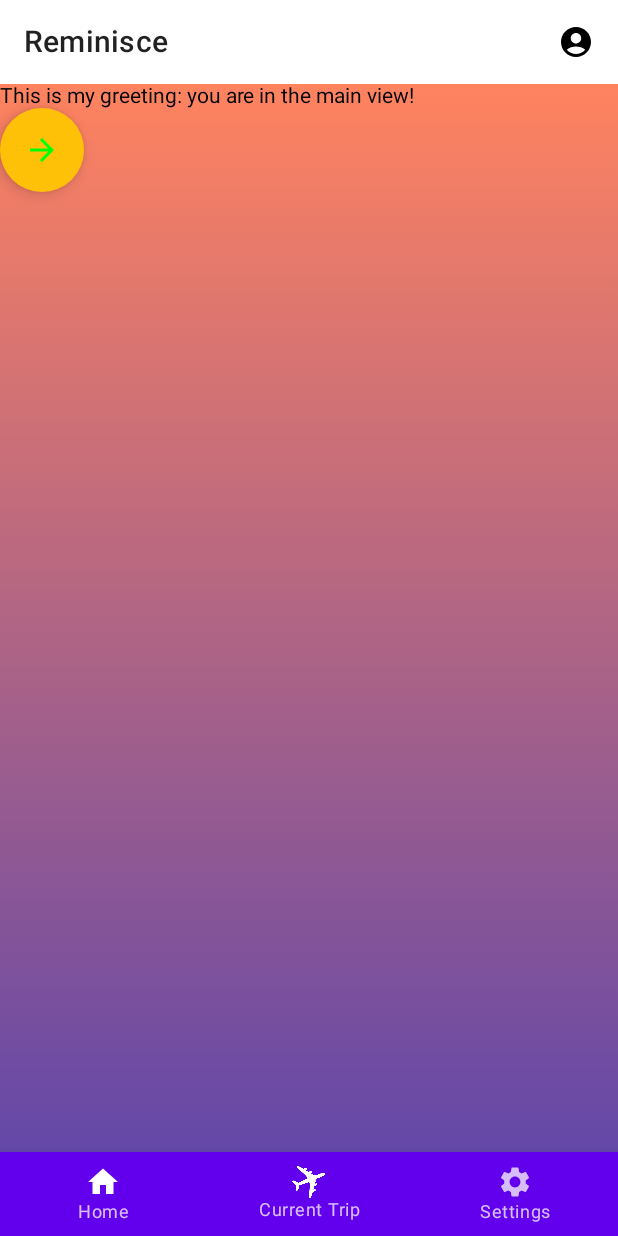
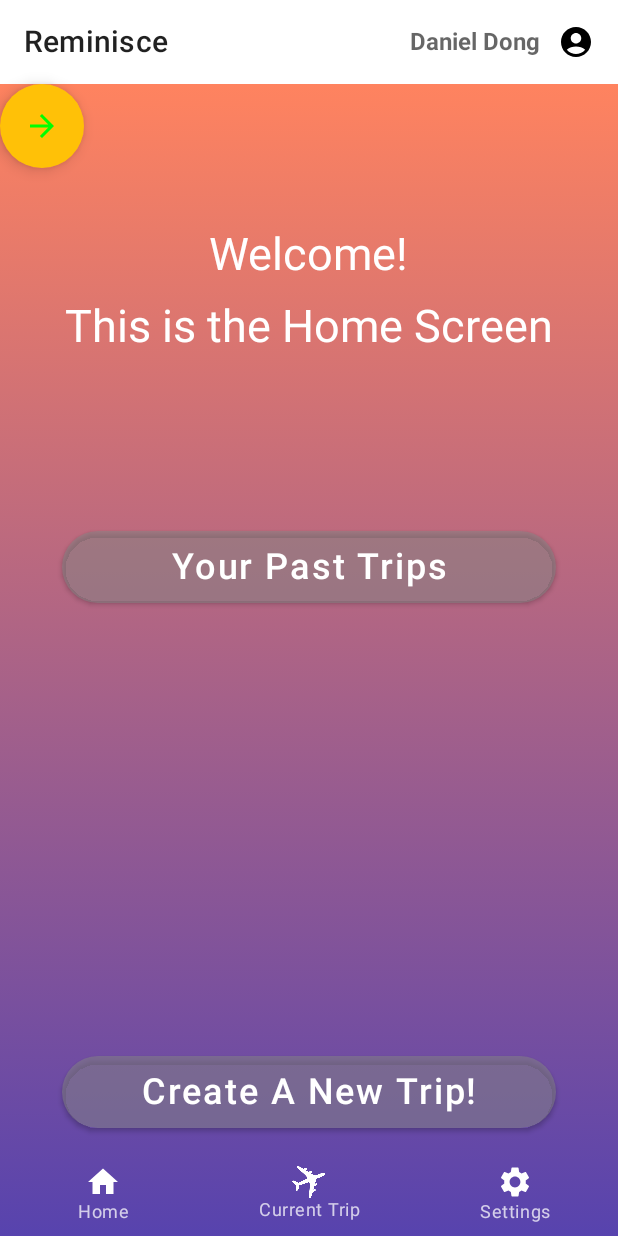
Before and after one commit to ddong19/northstar, an Android app built with Jetpack Compose: the screen it shows after launch (MainActivity), on a phone screen of 412 x 824 dp. Run offline under Robolectric (Android 15) with nearby library versions, the phone set to English and light mode, and no system bars.

Commit message:
Home Page and ScaffoldBack Mockup

```diff
--- a/app/src/main/java/edu/umich/aehill/reminiscetest/MainView.kt
+++ b/app/src/main/java/edu/umich/aehill/reminiscetest/MainView.kt
@@ -1,6 +1,7 @@
 package edu.umich.aehill.reminiscetest
 import android.annotation.SuppressLint
 import android.content.Context
+import androidx.compose.foundation.background
 import androidx.compose.foundation.layout.*
 import androidx.compose.material.*
 import androidx.compose.material.icons.Icons
@@ -8,9 +9,18 @@ import androidx.compose.material.icons.filled.ArrowForward
 import androidx.compose.runtime.*
 import androidx.compose.ui.Modifier
 import androidx.compose.ui.graphics.Color
+import androidx.compose.ui.res.painterResource
+import androidx.compose.ui.text.style.TextAlign
 import androidx.compose.ui.unit.dp
+import androidx.compose.ui.unit.sp
 import androidx.navigation.NavHostController
 import edu.umich.aehill.reminiscetest.ui.theme.ScaffoldBack
+import androidx.compose.foundation.Image
+import androidx.compose.foundation.shape.RoundedCornerShape
+import androidx.compose.ui.Alignment
+import androidx.compose.ui.geometry.Offset
+import androidx.compose.ui.graphics.Brush
+
 
 @SuppressLint("UnusedMaterialScaffoldPaddingParameter")
 @OptIn(ExperimentalMaterialApi::class)
@@ -18,7 +28,6 @@ import edu.umich.aehill.reminiscetest.ui.theme.ScaffoldBack
 fun MainView(context: Context, navController: NavHostController, customModifier: Modifier) {
     ScaffoldBack(context = context, navController = navController, customModifier = customModifier,
         content = {
-            Greeting("you are in the main view")
             FloatingActionButton(
                 backgroundColor = Color(0xFFFFC107),
                 contentColor = Color(0xFF00FF00),
@@ -31,6 +40,99 @@ fun MainView(context: Context, navController: NavHostController, customModifier:
                 Icon(Icons.Default.ArrowForward, "fwd")
             }
 
+            val backgroundBrush = Brush.linearGradient(
+                colors = listOf(Color.Transparent, Color.Transparent),
+                start = Offset.Zero,
+                end = Offset(Float.POSITIVE_INFINITY, 0f)
+            )
+
+            Column(
+                modifier = Modifier
+                    .fillMaxSize()
+            ) {
+                Box(
+                    modifier = Modifier
+                        .fillMaxWidth()
+                        .padding(top = 32.dp)
+                ) {
+                    Column(
+                        modifier = Modifier.align(Alignment.Center)
+                    ) {
+                        Text(
+                            text = "Welcome!",
+                            fontSize = 30.sp,
+                            color = Color.White,
+                            modifier = Modifier
+                                .background(brush = backgroundBrush)
+                                .height(48.dp)
+                                .padding(horizontal = 10.dp)
+                                .align(Alignment.CenterHorizontally) // Center the text horizontally
+                        )
+
+                        Text(
+                            text = "This is the Home Screen",
+                            fontSize = 30.sp,
+                            color = Color.White,
+                            modifier = Modifier
+                                .padding(horizontal = 10.dp)
+                                .align(Alignment.CenterHorizontally) // Center the text horizontally
+                        )
+                    }
+                }
+
+                Spacer(modifier = Modifier.weight(1f))
+
+                Box(
+                    modifier = Modifier
+                        .fillMaxWidth()
+                        .align(Alignment.CenterHorizontally)
+                ) {
+                    Button(
+                        onClick = { /* Add your onClick action here */ },
+                        shape = RoundedCornerShape(24.dp),
+                        colors = ButtonDefaults.buttonColors(backgroundColor = Color.Gray.copy(alpha = 0.5f)),
+                        modifier = Modifier
+                            .fillMaxWidth(0.8f)
+                            .height(48.dp)
+                            .align(Alignment.Center)
+                    ) {
+                        Text(
+                            text = "Your Past Trips",
+                            fontSize = 24.sp,
+                            color = Color.White,
+                            textAlign = TextAlign.Center
+                        )
+                    }
+                }
+
+                Spacer(modifier = Modifier.height(302.dp))
+
+                Box(
+                    modifier = Modifier
+                        .fillMaxWidth()
+                        .align(Alignment.CenterHorizontally)
+                ) {
+                    Button(
+                        onClick = { /* Add your onClick action here */ },
+                        shape = RoundedCornerShape(24.dp),
+                        colors = ButtonDefaults.buttonColors(backgroundColor = Color.Gray.copy(alpha = 0.5f)),
+                        modifier = Modifier
+                            .fillMaxWidth(0.8f)
+                            .height(48.dp)
+                            .align(Alignment.Center)
+                    ) {
+                        Text(
+                            text = "Create A New Trip!",
+                            fontSize = 24.sp,
+                            color = Color.White,
+                            textAlign = TextAlign.Center
+                        )
+                    }
+                }
+
+                Spacer(modifier = Modifier.height(72.dp))
+            }
+
         }
     )
 }
--- a/app/src/main/java/edu/umich/aehill/reminiscetest/ScaffoldBack.kt
+++ b/app/src/main/java/edu/umich/aehill/reminiscetest/ScaffoldBack.kt
@@ -16,6 +16,7 @@ import androidx.compose.runtime.*
 import androidx.compose.ui.Modifier
 import androidx.compose.ui.graphics.Color
 import androidx.compose.ui.graphics.ColorFilter
+import androidx.compose.ui.text.font.FontWeight
 import androidx.compose.ui.unit.dp
 import androidx.compose.ui.unit.sp
 import androidx.navigation.NavHostController
@@ -35,7 +36,14 @@ fun ScaffoldBack(context: Context, navController: NavHostController, customModif
                         fontSize = 20.sp,
                     )
                 },
-                actions = { // Add this block to include actions on the right side of the top app bar
+                actions = {
+                    Text(
+                        text = "Daniel Dong", // Replace with the desired text
+                        fontSize = 16.sp,
+                        fontWeight = FontWeight.Bold // Add this property to make the text bold
+                    )
+
+
                     IconButton(
                         onClick = {
                             // Handle profile icon click
@@ -49,11 +57,12 @@ fun ScaffoldBack(context: Context, navController: NavHostController, customModif
                     }
                 }
             )
-        }, // Set the Scaffold background color to transparent
+        },
         bottomBar = {
             BottomNavigation(
-                backgroundColor = MaterialTheme.colors.primary,
-                contentColor = Color.White
+                backgroundColor = Color.Transparent,
+                contentColor = Color.White,
+                elevation = 0.dp,
             ) {
                 BottomNavigationItem(
                     icon = {
@@ -82,7 +91,13 @@ fun ScaffoldBack(context: Context, navController: NavHostController, customModif
                     onClick = { navController.navigate("CompletedTripView") }
                 )
                 BottomNavigationItem(
-                    icon = { Icon(Icons.Filled.Settings, "Settings") },
+                    icon = {
+                        Icon(
+                            imageVector = Icons.Filled.Settings,
+                            contentDescription = "Settings",
+                            tint = Color.White // Apply the white color tint
+                        )
+                    },
                     label = { Text("Settings") },
                     selected = false,
                     onClick = { navController.navigate("settings") }
--- /dev/null
+++ b/app/src/main/res/drawable/background.xml
@@ -0,0 +1,11 @@
+<?xml version="1.0" encoding="utf-8"?>
+<shape android:shape="rectangle"
+    xmlns:android="http://schemas.android.com/apk/res/android">
+    <gradient
+        android:angle="270"
+        android:type="linear"
+        android:centerColor="#db679c"
+        android:endColor="#5743ae"
+        android:startColor="#ff835f">
+    </gradient>
+</shape>
--- /dev/null
+++ b/app/src/main/res/drawable/edittext_background.xml
@@ -0,0 +1,11 @@
+<?xml version="1.0" encoding="utf-8"?>
+<selector xmlns:android="http://schemas.android.com/apk/res/android">
+    <item>
+        <shape android:shape="rectangle">
+            <solid android:color="#53ffffff"/>
+            <corners android:radius="50dp"/>
+            <stroke android:width="1dp" android:color="#65faf8f8"/>
+
+        </shape>
+    </item>
+</selector>
```
